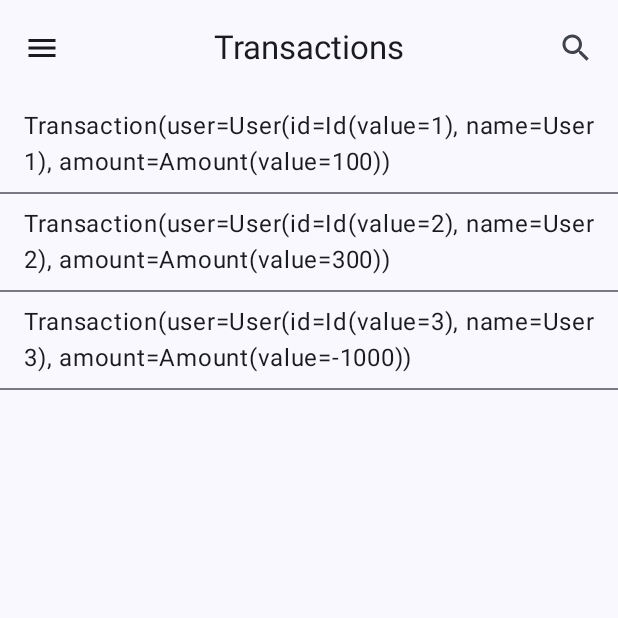
After one commit to Pablito2020/MontCoin, an Android app built with Jetpack Compose: the composable TransactionsRoute shown on its own in the app's theme, on a phone screen of 412 x 824 dp, the top half of it. The commit adds this screen. Run offline under Robolectric (Android 15) with nearby library versions, the phone set to English and light mode, and no system bars.

Commit message:
feat: add transactions route

```diff
--- /dev/null
+++ b/app/src/main/java/com/pablofraile/montcoin/model/Transactions.kt
@@ -0,0 +1,5 @@
+package com.pablofraile.montcoin.model
+
+data class Transaction(val user: User, val amount: Amount)
+
+data class Transactions(val transactions: List<Transaction>)
--- a/app/src/main/java/com/pablofraile/montcoin/model/User.kt
+++ b/app/src/main/java/com/pablofraile/montcoin/model/User.kt
@@ -1,3 +1,5 @@
 package com.pablofraile.montcoin.model
 
 data class Id(val value: String)
+
+data class User(val id: Id, val name: String)
--- a/app/src/main/java/com/pablofraile/montcoin/ui/MainActivity.kt
+++ b/app/src/main/java/com/pablofraile/montcoin/ui/MainActivity.kt
@@ -13,7 +13,7 @@ class MainActivity : NfcActivityTemplate() {
     override fun onCreate(savedInstanceState: Bundle?) {
         super.onCreate(savedInstanceState)
         setContent {
-            MontCoinApp(data = data)
+            MontCoinApp()
         }
     }
 
--- a/app/src/main/java/com/pablofraile/montcoin/ui/MontCoinApp.kt
+++ b/app/src/main/java/com/pablofraile/montcoin/ui/MontCoinApp.kt
@@ -23,7 +23,7 @@ import kotlinx.coroutines.launch
 
 @RequiresApi(Build.VERSION_CODES.O)
 @Composable
-fun MontCoinApp(data: Flow<ReadTag?>) {
+fun MontCoinApp() {
     MontCoinTheme {
         val navController = rememberNavController()
         val navigationActions = remember(navController) {
@@ -50,7 +50,6 @@ fun MontCoinApp(data: Flow<ReadTag?>) {
         ) {
             Row {
                 MontCoinNavGraph(
-                    isExpandedScreen = false,
                     navController = navController,
                     openDrawer = { coroutineScope.launch { sizeAwareDrawerState.open() } },
                 )
--- a/app/src/main/java/com/pablofraile/montcoin/ui/operation/OperationRoute.kt
+++ b/app/src/main/java/com/pablofraile/montcoin/ui/operation/OperationRoute.kt
@@ -9,7 +9,6 @@ import androidx.compose.runtime.getValue
 import androidx.compose.runtime.remember
 import androidx.lifecycle.compose.collectAsStateWithLifecycle
 
-@OptIn(ExperimentalMaterial3Api::class)
 @RequiresApi(Build.VERSION_CODES.O)
 @Composable
 fun OperationRoute(
--- /dev/null
+++ b/app/src/main/java/com/pablofraile/montcoin/ui/transactions/TransactionsRoute.kt
@@ -0,0 +1,21 @@
+package com.pablofraile.montcoin.ui.transactions
+
+import androidx.compose.material3.SnackbarHostState
+import androidx.compose.runtime.Composable
+import androidx.compose.runtime.getValue
+import androidx.compose.runtime.remember
+import androidx.lifecycle.compose.collectAsStateWithLifecycle
+
+@Composable
+fun TransactionsRoute(
+    model: TransactionsViewModel,
+    openDrawer: () -> Unit,
+    snackbarHostState: SnackbarHostState = remember { SnackbarHostState() }
+) {
+    val transactions by model.transactions.collectAsStateWithLifecycle()
+    TransactionsScreen(
+        openDrawer = openDrawer,
+        snackbarHostState = snackbarHostState,
+        transactions = transactions
+    )
+}
--- a/app/src/main/java/com/pablofraile/montcoin/ui/transactions/TransactionsScreen.kt
+++ b/app/src/main/java/com/pablofraile/montcoin/ui/transactions/TransactionsScreen.kt
@@ -1,21 +1,91 @@
 package com.pablofraile.montcoin.ui.transactions
 
+import android.widget.Toast
 import androidx.compose.foundation.layout.Column
+import androidx.compose.foundation.layout.padding
+import androidx.compose.material.icons.Icons
+import androidx.compose.material.icons.filled.Menu
+import androidx.compose.material.icons.filled.Search
+import androidx.compose.material3.CenterAlignedTopAppBar
 import androidx.compose.material3.Divider
+import androidx.compose.material3.ExperimentalMaterial3Api
+import androidx.compose.material3.Icon
+import androidx.compose.material3.IconButton
 import androidx.compose.material3.ListItem
+import androidx.compose.material3.MaterialTheme
+import androidx.compose.material3.Scaffold
+import androidx.compose.material3.SnackbarHost
+import androidx.compose.material3.SnackbarHostState
 import androidx.compose.material3.Text
 import androidx.compose.runtime.Composable
+import androidx.compose.ui.Modifier
+import androidx.compose.ui.platform.LocalContext
+import com.pablofraile.montcoin.model.Transactions
 
 
+@OptIn(ExperimentalMaterial3Api::class)
 @Composable
-fun TransactionsScreen() {
-    val transactions = listOf("Transaction 1", "Transaction 2", "Transaction 3")
-    ShowTransactions(transactions)
+fun TransactionsScreen(
+    openDrawer: () -> Unit,
+    snackbarHostState: SnackbarHostState,
+    transactions: Transactions
+) {
+    val context = LocalContext.current
+    Scaffold(
+        snackbarHost = { SnackbarHost(hostState = snackbarHostState) },
+        topBar = {
+            CenterAlignedTopAppBar(
+                title = {
+                    Text(
+                        text = "Transactions",
+                        style = MaterialTheme.typography.titleLarge
+                    )
+                },
+                navigationIcon = {
+                    IconButton(onClick = openDrawer) {
+                        Icon(imageVector = Icons.Filled.Menu, contentDescription = null)
+                    }
+                },
+                actions = {
+                    IconButton(
+                        onClick = {
+                            Toast.makeText(
+                                context,
+                                "Search is not yet implemented in this configuration",
+                                Toast.LENGTH_LONG
+                            ).show()
+                        }
+                    ) {
+                        Icon(
+                            imageVector = Icons.Filled.Search,
+                            contentDescription = "search"
+                        )
+                    }
+                }
+            )
+        }
+    ) { innerPadding ->
+        TransactionsContent(
+            transactions = transactions,
+            modifier = Modifier.padding(innerPadding),
+        )
+    }
 }
 
 @Composable
-fun ShowTransactions(transactions: List<String>) {
-    Column {
+fun TransactionsContent(
+    transactions: Transactions,
+    modifier: Modifier = Modifier,
+) {
+    ShowTransactions(transactions.transactions.map { it.toString() }, modifier = modifier)
+}
+
+@Composable
+fun ShowTransactions(
+    transactions: List<String>,
+    modifier: Modifier = Modifier
+) {
+    Column(modifier = modifier) {
         transactions.forEach { item ->
             ListItem(headlineContent = {
                 ShowTransaction(
--- /dev/null
+++ b/app/src/main/java/com/pablofraile/montcoin/ui/transactions/TransactionsViewModel.kt
@@ -0,0 +1,46 @@
+package com.pablofraile.montcoin.ui.transactions
+
+import androidx.lifecycle.ViewModel
+import androidx.lifecycle.ViewModelProvider
+import com.pablofraile.montcoin.model.Amount
+import com.pablofraile.montcoin.model.Id
+import com.pablofraile.montcoin.model.Transaction
+import com.pablofraile.montcoin.model.Transactions
+import com.pablofraile.montcoin.model.User
+import kotlinx.coroutines.flow.MutableStateFlow
+
+class TransactionsViewModel : ViewModel() {
+
+    private val _transactions = MutableStateFlow(
+        Transactions(
+            listOf(
+                Transaction(user = User(Id("1"), "User 1"), amount = Amount("100")),
+                Transaction(user = User(Id("2"), "User 2"), amount = Amount("300")),
+                Transaction(user = User(Id("3"), "User 3"), amount = Amount("-1000")),
+            )
+        )
+    )
+    val transactions = _transactions
+    fun refreshTransactions() {
+        _transactions.value = Transactions(
+            listOf(
+                Transaction(user = User(Id("1"), "User 1"), amount = Amount("100")),
+                Transaction(user = User(Id("2"), "User 2"), amount = Amount("300")),
+                Transaction(user = User(Id("3"), "User 3"), amount = Amount("-1000")),
+                Transaction(user = User(Id("4"), "User 4"), amount = Amount("500")),
+            )
+        )
+    }
+
+    companion object {
+        fun provideFactory(): ViewModelProvider.Factory =
+            object : ViewModelProvider.Factory {
+                @Suppress("UNCHECKED_CAST")
+                override fun <T : ViewModel> create(modelClass: Class<T>): T {
+                    return TransactionsViewModel() as T
+                }
+            }
+    }
+
+
+}
```
Also changed, not shown: app/src/main/java/com/pablofraile/montcoin/ui/routes/MontCoinNavGraph.kt (+7 -2 lines).
